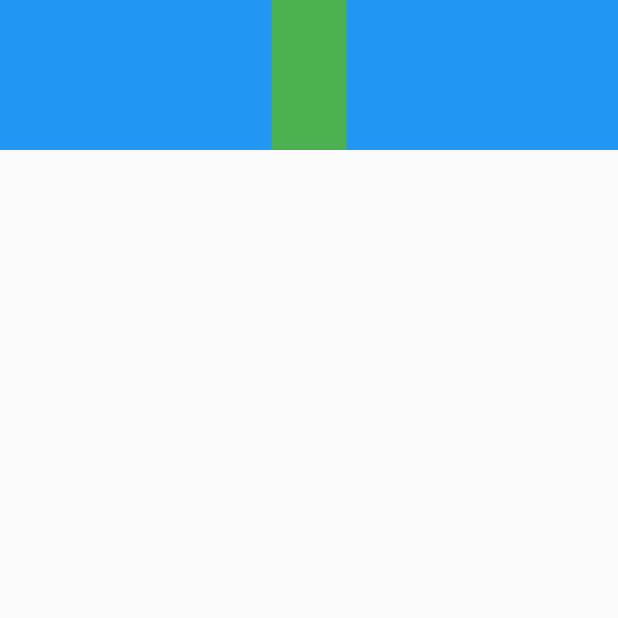
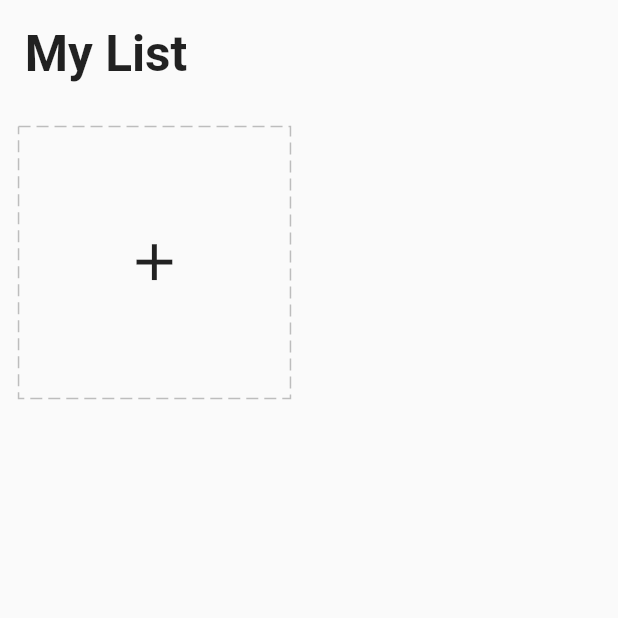
Before and after one commit to Por2505/todolist-flutter, a Flutter app: the screen it shows after launch, on a phone screen of 412 x 824 dp, the top half of it. Run offline on Flutter 3.47's test engine with Material 2 defaults, Android fonts, the phone set to English and light mode, and no system bars; drawn by our look-alikes of dotted_border; our stand-ins replace equatable, flutter_easyloading, get, get_storage.

Commit message:
pattern getx and card add todo

```diff
--- /dev/null
+++ b/lib/app/core/utils/keys.dart
@@ -0,0 +1 @@
+const taskKey = 'tasks';
--- /dev/null
+++ b/lib/app/core/values/icons.dart
@@ -0,0 +1,6 @@
+const personIcon = 0xe491; // person
+const workIcon = 0xe11c; // work
+const movieIcon = 0xe40f; // movie
+const sportIcon = 0xe4dc; // sport
+const travelIcon = 0xe071; // travel
+const shopIcon = 0xe59c;
--- /dev/null
+++ b/lib/app/data/models/task.dart
@@ -0,0 +1,42 @@
+import 'package:equatable/equatable.dart';
+
+class Task extends Equatable {
+  final String title;
+  final int icon;
+  final String color;
+  final List<dynamic>? todos;
+
+  const Task({
+    required this.title,
+    required this.icon,
+    required this.color,
+    this.todos
+});
+  Task copyWith({
+    String? title,
+    int? icon,
+    String? color,
+    List<dynamic>? todos,
+  }) =>
+      Task(
+        title: title ?? this.title,
+        icon: icon ?? this.icon,
+        color: color ?? this.color,
+        todos: todos ?? this.todos,
+      );
+  factory Task.fromJson(Map<String, dynamic> json) => Task(
+    title: json["title"],
+    icon: json["icon"],
+    color: json["color"],
+    todos: json["todos"],
+  );
+  Map<String, dynamic> toJson() => {
+    "title": title,
+    "icon": icon,
+    "color": color,
+    "todos": todos,
+  };
+
+  @override
+  List<Object?> get props => [title, icon, color];
+}
--- /dev/null
+++ b/lib/app/data/providers/task/provider.dart
@@ -0,0 +1,20 @@
+import 'dart:convert';
+import 'package:get/get.dart';
+import 'package:tutorial/app/core/utils/keys.dart';
+import 'package:tutorial/app/data/service/storage/services.dart';
+import '../../models/task.dart';
+
+class TaskProvider {
+  final _storage = Get.find<StorageService>();
+
+  List<Task> readTasks() {
+    var tasks = <Task>[];
+    jsonDecode(_storage.read(taskKey).toString())
+        .forEach((e) => tasks.add(Task.fromJson(e)));
+    return tasks;
+  }
+  void writeTasks(List<Task> tasks){
+    _storage.write(taskKey,jsonEncode(tasks));
+  }
+
+}
--- /dev/null
+++ b/lib/app/data/service/storage/repository.dart
@@ -0,0 +1,9 @@
+import '../../models/task.dart';
+import '../../providers/task/provider.dart';
+
+class TaskRepository {
+  TaskProvider taskProvider;
+  TaskRepository({required this.taskProvider});
+  List<Task> readTasks() => taskProvider.readTasks();
+  void writeTasks(List<Task> tasks) => taskProvider.writeTasks(tasks);
+}
--- /dev/null
+++ b/lib/app/modules/home/controller.dart
@@ -0,0 +1,35 @@
+import 'package:flutter/material.dart';
+import 'package:get/get.dart';
+import 'package:tutorial/app/data/service/storage/repository.dart';
+
+import '../../data/models/task.dart';
+
+class HomeController extends GetxController{
+  TaskRepository taskRepository;
+  HomeController({required this.taskRepository});
+  final formKey = GlobalKey<FormState>();
+  final editCtrl = TextEditingController();
+  final chipIndex = 0.obs;
+  final tasks = <Task>[].obs;
+
+  @override
+  void onInit(){
+    super.onInit();
+    tasks.assignAll(taskRepository.readTasks());
+    ever(tasks, (_) => taskRepository.writeTasks(tasks));
+  }
+  @override
+  void onClose(){
+    super.onClose();
+  }
+  void changeChipIndex(int value){
+    chipIndex.value = value;
+  }
+  bool addTask(Task task){
+    if(tasks.contains(task)){
+      return false;
+    }
+    tasks.add(task);
+    return true;
+  }
+}
--- /dev/null
+++ b/lib/app/modules/home/view.dart
@@ -0,0 +1,32 @@
+import 'package:flutter/material.dart';
+import 'package:get/get.dart';
+import 'package:tutorial/app/core/utils/extensions.dart';
+import 'package:tutorial/app/modules/home/controller.dart';
+import 'package:tutorial/app/modules/home/widgets/add_card.dart';
+
+class HomePage extends GetView<HomeController> {
+  const HomePage({Key?key}) : super(key: key);
+
+  @override
+  Widget build(BuildContext context){
+    return Scaffold(
+      body: SafeArea(
+        child: ListView(
+          children: [
+            Padding(
+              padding: EdgeInsets.all(4.0.wp),
+              child: Text('My List',style: TextStyle(fontSize: 24.0.sp,fontWeight: FontWeight.bold)),
+            ),
+            GridView.count(
+                crossAxisCount: 2,
+              shrinkWrap: true,
+              physics: const ClampingScrollPhysics(),
+              children: [AddCard()],
+            )
+          ],
+        ),
+
+      )
+    );
+  }
+}
--- /dev/null
+++ b/lib/app/modules/home/widgets/add_card.dart
@@ -0,0 +1,104 @@
+import 'package:dotted_border/dotted_border.dart';
+import 'package:flutter/material.dart';
+import 'package:flutter_easyloading/flutter_easyloading.dart';
+import 'package:get/get.dart';
+import 'package:get/get_core/src/get_main.dart';
+import 'package:tutorial/app/core/utils/extensions.dart';
+import 'package:tutorial/app/modules/home/controller.dart';
+import 'package:tutorial/app/widgets/icons.dart';
+
+import '../../../core/values/colors.dart';
+import '../../../data/models/task.dart';
+class AddCard extends StatelessWidget{
+  final homeCtrl = Get.find<HomeController>();
+  AddCard({Key? key}) : super(key: key);
+
+  @override
+  Widget build(BuildContext context) {
+    final icons = getIcons();
+    var squareWidth = Get.width - 12.0.wp;
+    return Container(
+      width: squareWidth / 2,
+      height: squareWidth / 2,
+      margin: EdgeInsets.all(3.0.wp),
+      child: InkWell(
+        onTap: () async {
+          await Get.defaultDialog(
+            titlePadding: EdgeInsets.symmetric(vertical: 5.0.wp),
+            radius: 5,
+            title: 'Task Type',
+            content: Form(
+              key: homeCtrl.formKey,
+              child: Column(
+                children: [Padding(
+                  padding: EdgeInsets.symmetric(horizontal: 3.0.wp),
+                  child: TextFormField(
+                    controller: homeCtrl.editCtrl,
+                    decoration: const InputDecoration(
+                      border: OutlineInputBorder(),
+                      labelText: 'Title'
+                    ),
+                    validator: (value){
+                      if(value == null || value.trim().isEmpty){
+                        return 'Please enter your task title';
+                      }
+                      return null;
+                    },
+                  ),
+                ),
+                  Wrap(
+                    spacing: 2.0.wp,
+                    children: icons.map((e)=> Obx(
+                        (){
+                          final index = icons.indexOf(e);
+                          return ChoiceChip(selectedColor: Colors.grey[200],pressElevation: 0, backgroundColor:Colors.white,label: e, selected: homeCtrl.chipIndex.value == index,
+                          onSelected: (bool selected){
+                              homeCtrl.chipIndex.value = selected ? index:0;
+                          });
+                        }
+                    )).toList(),
+                  ),
+                  ElevatedButton(
+                    style: ElevatedButton.styleFrom(
+                      primary: blue,
+                      shape: RoundedRectangleBorder(
+                        borderRadius: BorderRadius.circular(20)
+                      ),
+                      minimumSize: const Size(150,40),
+                    ),
+                    onPressed: (){
+                      if(homeCtrl.formKey.currentState!.validate()){
+                        int icon = icons[homeCtrl.chipIndex.value].icon!.codePoint;
+                        String color = icons[homeCtrl.chipIndex.value].color!.toHex();
+                        var task = Task(
+                          title: homeCtrl.editCtrl.text,
+                          icon:icon,
+                          color:color
+                        );
+                        Get.back();
+                        homeCtrl.addTask(task) ?
+                            EasyLoading.showSuccess('Create success'):
+                            EasyLoading.showError('Duplicated Task');
+
+                      }
+                    },
+                    child: const Text('Confirm')
+                  )
+                ],
+              ),
+            )
+          );
+        },
+        child: DottedBorder(
+          color:Colors.grey[400]!,
+          dashPattern: [8,4],
+          child: Center(
+            child: Icon(Icons.add,
+            size: 10.0.wp,),
+          ),
+
+        ),
+      ),
+    );
+  }
+}
--- /dev/null
+++ b/lib/app/widgets/icons.dart
@@ -0,0 +1,15 @@
+import 'package:flutter/material.dart';
+
+import '../core/values/colors.dart';
+import '../core/values/icons.dart';
+
+List<Icon> getIcons() {
+  return const [
+    Icon(IconData(personIcon, fontFamily: 'MaterialIcons'), color: purple),
+    Icon(IconData(workIcon, fontFamily: 'MaterialIcons'), color: pink),
+    Icon(IconData(movieIcon, fontFamily: 'MaterialIcons'), color: green),
+    Icon(IconData(sportIcon, fontFamily: 'MaterialIcons'), color: yellow),
+    Icon(IconData(travelIcon, fontFamily: 'MaterialIcons'), color: deepPink),
+    Icon(IconData(shopIcon, fontFamily: 'MaterialIcons'), color: lightBlue),
+  ];
+}
--- a/lib/main.dart
+++ b/lib/main.dart
@@ -1,30 +1,27 @@
 import 'package:flutter/material.dart';
+import 'package:tutorial/app/data/service/storage/services.dart';
+import 'package:tutorial/app/modules/home/binding.dart';
+import 'package:tutorial/app/modules/home/view.dart';
+import 'package:get/get.dart';
+import 'package:get_storage/get_storage.dart';
+import 'package:flutter_easyloading/flutter_easyloading.dart';
 
-void main(){
-  runApp(MyApp());
+void main() async {
+  await GetStorage.init();
+  await Get.putAsync(() => StorageService().init());
+  runApp(const MyApp());
 }
 
 class MyApp extends StatelessWidget {
+  const MyApp({Key? key}) : super(key: key);
+
   @override
   Widget build(BuildContext context) {
-    return MaterialApp(
-        home: Scaffold(
-          body: SafeArea(
-            child: Container(
-              color: Colors.blue,
-              alignment: Alignment.center,
-              width: double.infinity,
-              height: 100.0,
-              child: AspectRatio(
-                aspectRatio: 1/2,
-                child: Container(
-                  color: Colors.green,
-                ),
-              ),
-            ),
-          )
-        )
+    return GetMaterialApp(
+      debugShowCheckedModeBanner: false,
+      home: const HomePage(),
+      initialBinding: HomeBinding(),
+      builder: EasyLoading.init(),
     );
   }
-
 }
```
Also changed, not shown: lib/app/core/utils/extensions.dart (added, +26 -0 lines), lib/app/core/values/colors.dart (added, +9 -0 lines), lib/app/data/service/storage/services.dart (added, +18 -0 lines), lib/app/modules/home/binding.dart (added, +19 -0 lines), pubspec.yaml (+7 -1 lines), pubspec.lock, 6 other files.
